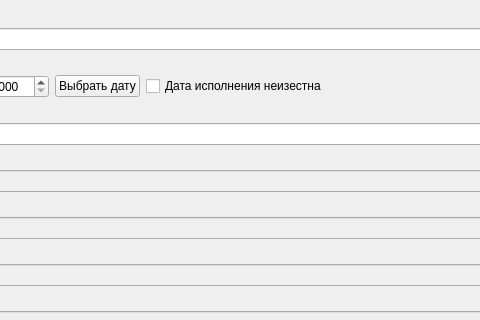
Before: the Qt Designer form prilogenie/addworkwindow.ui in parlamentyor/auto_correct_plan, drawn with Qt 5; both pictures show x 201 to 681 and y 0 to 320 of the 839 by 483 pixel window.
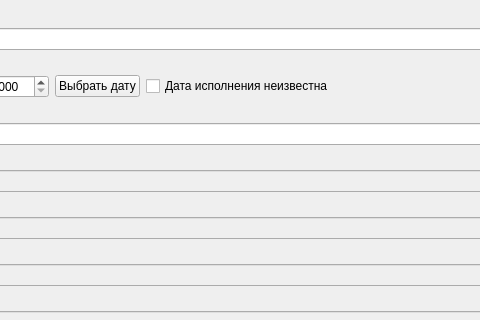
After: the same form once the commit is applied.

Patch:
```diff
--- a/prilogenie/addworkwindow.ui
+++ b/prilogenie/addworkwindow.ui
@@ -55,7 +55,7 @@
       <item>
        <widget class="QCheckBox" name="cb_with_deadline_data">
         <property name="text">
-         <string>Дата исполнения неизестна</string>
+         <string>Дата исполнения неизвестна</string>
         </property>
        </widget>
       </item>
```
